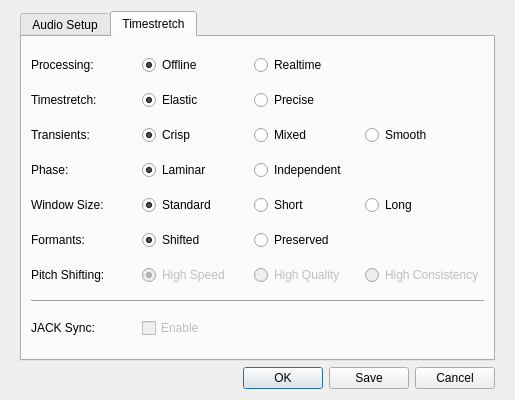
rock-hopper/shuriken, file src/audiosetupdialog.ui: the form before one commit.
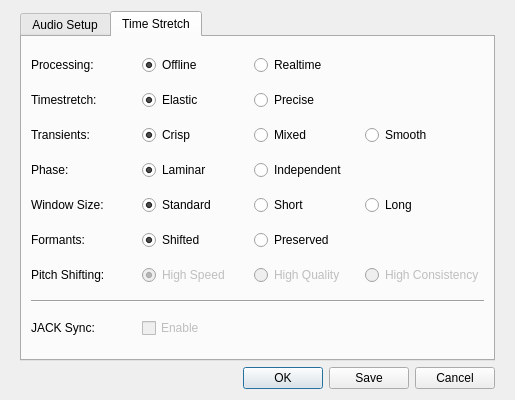
The form after the commit.

What changed in the file:
```diff
--- a/src/audiosetupdialog.ui
+++ b/src/audiosetupdialog.ui
@@ -142,7 +142,7 @@
      </widget>
      <widget class="QWidget" name="tab_TimeStretch">
       <attribute name="title">
-       <string>Timestretch</string>
+       <string>Time Stretch</string>
       </attribute>
       <layout class="QGridLayout" name="gridLayout">
        <item row="0" column="0">
```
